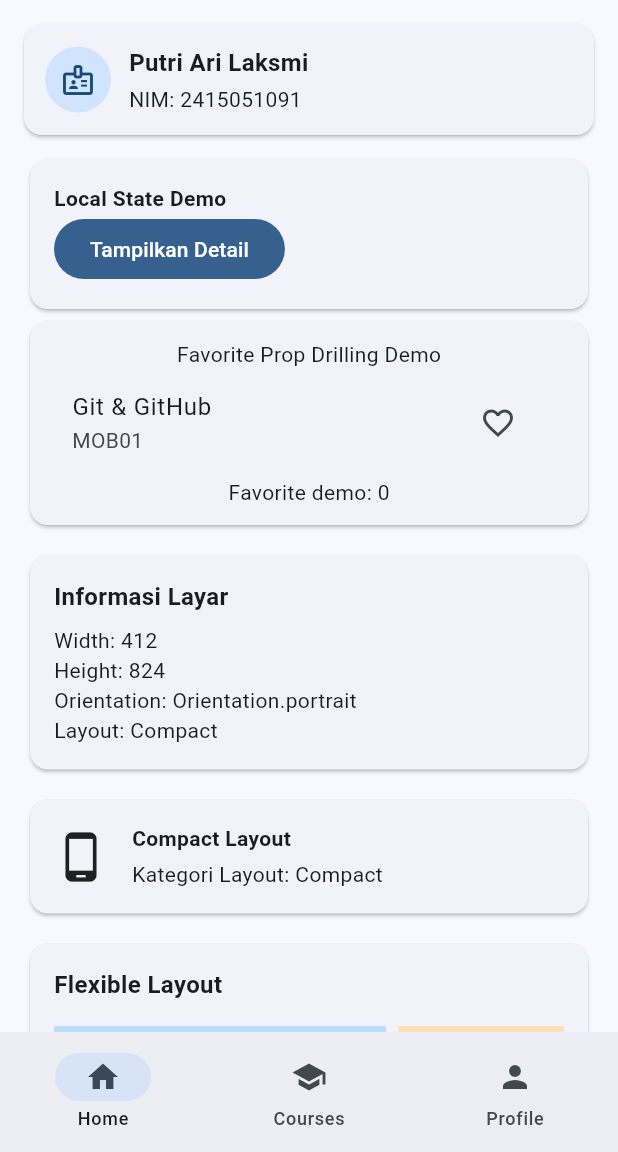
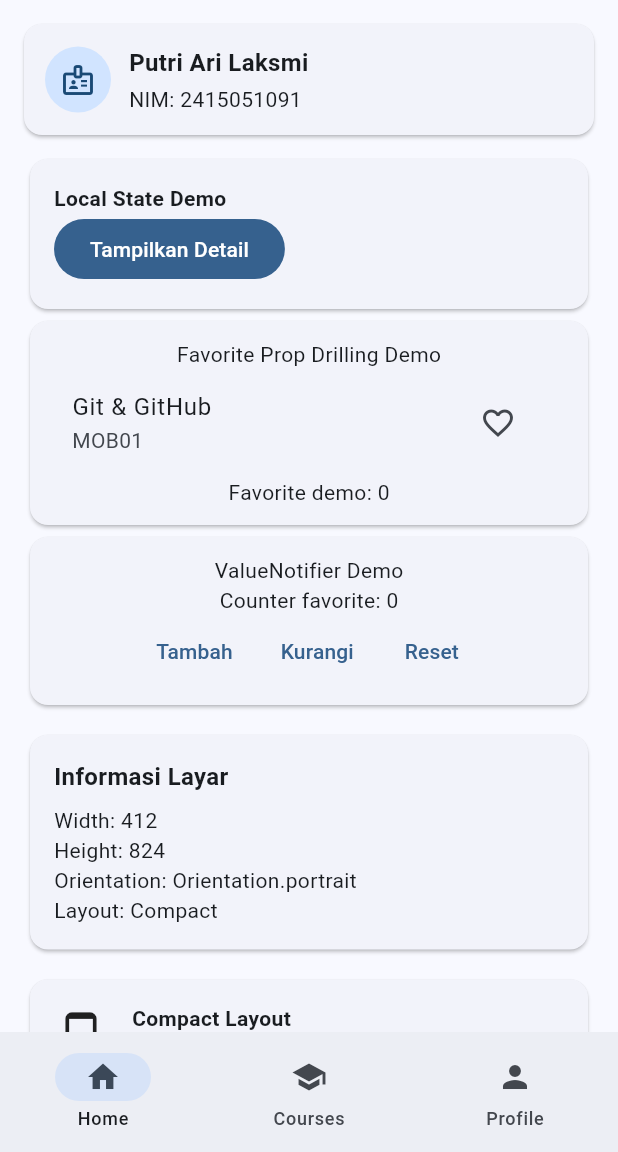
Before and after one commit to putriari93/course-explorer-flutter, a Flutter app: the screen it shows after launch, on a phone screen of 412 x 824 dp, the part 84-1236 px from its top. Run offline on Flutter 3.47's test engine with Material 3 defaults, Android fonts, the phone set to English and light mode, and no system bars.

Commit message:
Mencoba ValueNotifier untuk state sederhana

```diff
--- a/lib/main.dart
+++ b/lib/main.dart
@@ -274,6 +274,7 @@ class _DashboardPageState extends State<DashboardPage> {
           const SizedBox(height: 12),
           const LocalStateDemo(),
           const FavoriteStateDemo(),
+          const FavoriteCounterNotifierDemo(),
 
           const SizedBox(height: 12),
 
@@ -1327,3 +1328,56 @@ class _FavoriteStateDemoState extends State<FavoriteStateDemo> {
     }),
   );
 }
+
+class FavoriteCounterNotifierDemo extends StatefulWidget {
+  const FavoriteCounterNotifierDemo({super.key});
+  @override
+  State<FavoriteCounterNotifierDemo> createState() =>
+      _FavoriteCounterNotifierDemoState();
+}
+
+class _FavoriteCounterNotifierDemoState
+    extends State<FavoriteCounterNotifierDemo> {
+  final ValueNotifier<int> favoriteCounter = ValueNotifier<int>(0);
+  @override
+  void dispose() {
+    favoriteCounter.dispose();
+    super.dispose();
+  }
+
+  @override
+  Widget build(BuildContext context) => Card(
+    child: Padding(
+      padding: const EdgeInsets.all(12),
+      child: Column(
+        children: [
+          const Text('ValueNotifier Demo'),
+          ValueListenableBuilder<int>(
+            valueListenable: favoriteCounter,
+            builder: (context, value, child) =>
+                Text('Counter favorite: $value'),
+          ),
+          Wrap(
+            spacing: 8,
+            children: [
+              TextButton(
+                onPressed: () => favoriteCounter.value++,
+                child: const Text('Tambah'),
+              ),
+              TextButton(
+                onPressed: () {
+                  if (favoriteCounter.value > 0) favoriteCounter.value--;
+                },
+                child: const Text('Kurangi'),
+              ),
+              TextButton(
+                onPressed: () => favoriteCounter.value = 0,
+                child: const Text('Reset'),
+              ),
+            ],
+          ),
+        ],
+      ),
+    ),
+  );
+}
```
